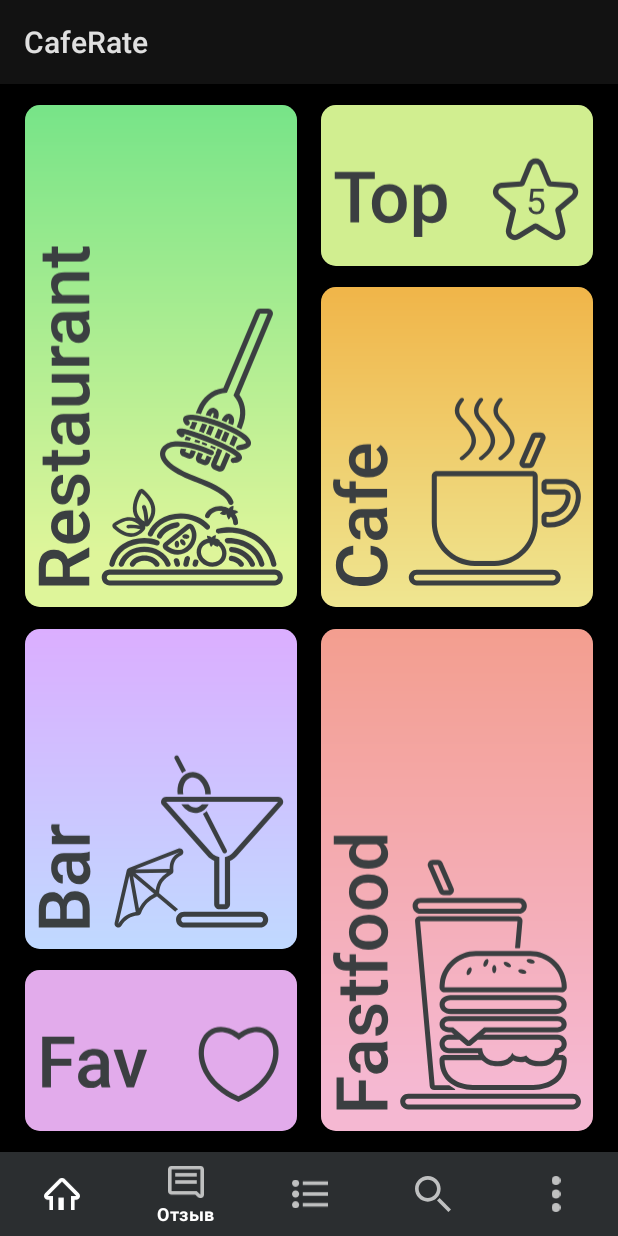
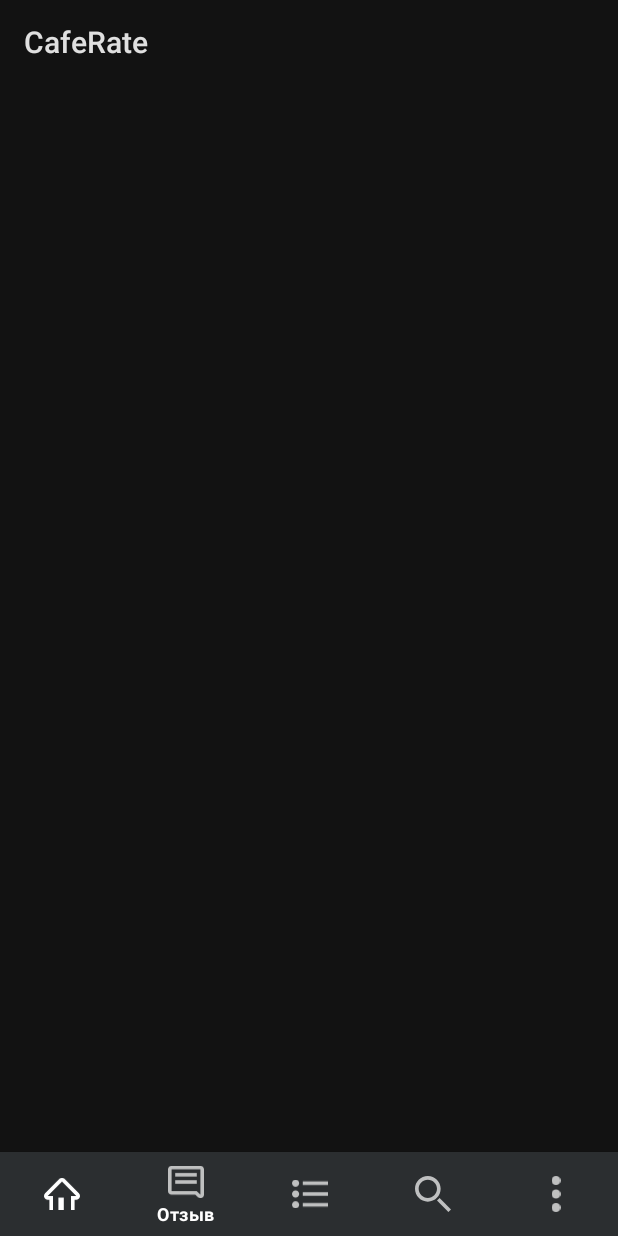
Before and after one commit to Kharin1986/CafeRatings, an Android app: the screen it shows after launch (MainActivity), item 2 of the bottom bar chosen, on a phone screen of 412 x 824 dp. Run offline under Robolectric (Android 15) with nearby library versions, the phone set to English and light mode, and no system bars; our stand-ins replace Firebase (no records; nobody signed in at launch, a user with empty details on screens opened directly), Room's generated code, RxJava, navigation-ui; libraries missing offline, so code that uses them is left out: org.osmdroid.util.

Commit message:
deleted Nav

```diff
--- a/app/src/main/java/com/gb/rating/MainActivity.kt
+++ b/app/src/main/java/com/gb/rating/MainActivity.kt
@@ -1,6 +1,8 @@
 package com.gb.rating
 
+import android.content.Context
 import android.os.Bundle
+import android.view.MenuItem
 import android.view.View
 import com.google.android.material.bottomnavigation.BottomNavigationView
 import androidx.appcompat.app.AppCompatActivity
@@ -14,11 +16,19 @@ import androidx.preference.PreferenceManager
 import com.gb.rating.models.*
 import com.gb.rating.ui.KeepStateNavigator
 import com.gb.rating.ui.ViewModelMain
+import com.gb.rating.ui.home.HomeFragment
+import kotlinx.android.synthetic.main.activity_main.*
 import org.koin.androidx.viewmodel.ext.android.viewModel
+import java.security.AccessController
 
 class MainActivity : AppCompatActivity() {
     var navController: NavController? = null
     val viewModelMain: ViewModelMain by viewModel()
+    val mKeepStateNavigator by lazy { KeepStateNavigator(this, supportFragmentManager, R.id.nav_view) }
+    private val mOnNavigationItemSelectedListener = BottomNavigationView.OnNavigationItemSelectedListener {item ->
+        mKeepStateNavigator.navigate(item.itemId)
+        true}
+
 
     override fun onCreate(savedInstanceState: Bundle?) {
         super.onCreate(savedInstanceState)
@@ -37,26 +47,48 @@ class MainActivity : AppCompatActivity() {
     }
 
     private fun initNavControllerAndActionBar() {
-        val navView: BottomNavigationView = findViewById(R.id.nav_view)
-        val navHostFragment = supportFragmentManager.findFragmentById(R.id.nav_host_fragment)!!
-//        // setup custom navigator
-        val navigator = KeepStateNavigator(this, navHostFragment.childFragmentManager, R.id.nav_host_fragment)
-        val navController = findNavController(R.id.nav_host_fragment)
-        navController.navigatorProvider += navigator
-        navController.setGraph(R.navigation.mobile_navigation)
-        //appbar and navView
-        val appBarConfiguration = AppBarConfiguration(
-            setOf(
-                R.id.navigation_home,
-                R.id.navigation_review,
-                R.id.navigation_list,
-                R.id.navigation_search,
-                R.id.navigation_settings
-            )
-        )
-        setupActionBarWithNavController(navController, appBarConfiguration)
-        navView.setupWithNavController(navController)
+//        val navView: BottomNavigationView = findViewById(R.id.nav_view)
+//        val navHostFragment = supportFragmentManager.findFragmentById(R.id.nav_host_fragment)!!
+////        // setup custom navigator
+//        val navigator = KeepStateNavigator(this, navHostFragment.childFragmentManager, R.id.nav_host_fragment)
+//        val navController = findNavController(R.id.nav_host_fragment)
+//        navController.navigatorProvider += navigator
+//        navController.setGraph(R.navigation.mobile_navigation)
+//        //appbar and navView
+//        val appBarConfiguration = AppBarConfiguration(
+//            setOf(
+//                R.id.navigation_home,
+//                R.id.navigation_review,
+//                R.id.navigation_list,
+//                R.id.navigation_search,
+//                R.id.navigation_settings
+//            )
+//        )
+//        setupActionBarWithNavController(navController, appBarConfiguration)
+//        navView.setupWithNavController(navController)
+
+//        setSupportActionBar(toolbar)
+        nav_view.setOnNavigationItemSelectedListener (mOnNavigationItemSelectedListener)
+
+
     }
+
+//    object mOnNavigationItemSelectedListener : BottomNavigationView.OnNavigationItemSelectedListener {
+//        override fun onNavigationItemSelected(item: MenuItem): Boolean {
+//            when (item.itemId){
+//                R.id.navigation_home -> {
+//                    val mFragment = HomeFragment()
+//
+//
+//                }
+//
+//
+//            }
+//
+//
+//        }
+//
+//    }
 
     override fun onBackPressed() {
         finishAndRemoveTask() //TODO - перестала работать, MainApplication не закрывается
@@ -103,12 +135,12 @@ class MainActivity : AppCompatActivity() {
 
      fun navigateToList() {
         val navController = findNavController(R.id.nav_host_fragment)
-        navController.navigate(R.id.navigation_list)
+         mKeepStateNavigator.navigate(R.id.navigation_list)
     }
 
     fun navigateToHome() {
         val navController = findNavController(R.id.nav_host_fragment)
-        navController.navigate(R.id.navigation_home)
+        mKeepStateNavigator.navigate(R.id.navigation_home)
     }
 
     override fun onStart() {
--- a/app/src/main/java/com/gb/rating/ui/KeepStateNavigator.kt
+++ b/app/src/main/java/com/gb/rating/ui/KeepStateNavigator.kt
@@ -2,26 +2,27 @@ package com.gb.rating.ui
 
 import android.content.Context
 import android.os.Bundle
+import android.view.MenuItem
 import androidx.fragment.app.FragmentManager
 import androidx.navigation.NavDestination
 import androidx.navigation.NavOptions
 import androidx.navigation.Navigator
 import androidx.navigation.fragment.FragmentNavigator
+import com.gb.rating.R
+import com.gb.rating.ui.home.HomeFragment
+import java.util.zip.Inflater
 
 @Navigator.Name("keep_state_fragment") // `keep_state_fragment` is used in navigation xml
 class KeepStateNavigator(
     private val context: Context,
     private val manager: FragmentManager, // Should pass childFragmentManager.
     private val containerId: Int
-) : FragmentNavigator(context, manager, containerId) {
+)  {
 
-    override fun navigate(
-        destination: Destination,
-        args: Bundle?,
-        navOptions: NavOptions?,
-        navigatorExtras: Navigator.Extras?
-    ): NavDestination? {
-        val tag = destination.id.toString()
+    fun navigate(
+        destination: Int
+    ): Int? {
+        val tag = destination.toString()
         val transaction = manager.beginTransaction()
 
         var initialNavigate = false
@@ -35,8 +36,13 @@ class KeepStateNavigator(
 
         var fragment = manager.findFragmentByTag(tag)
         if (fragment == null) {
-            val className = destination.className
-            fragment = manager.fragmentFactory.instantiate(context.classLoader, className)
+
+            val curClassName : String = when(destination){
+                R.id.navigation_home -> "HomeFragment"
+                else -> return null
+            }
+
+            fragment = manager.fragmentFactory.instantiate(context.classLoader, curClassName)
             transaction.add(containerId, fragment, tag)
         } else {
             //transaction.attach(fragment)
--- a/app/src/main/java/com/gb/rating/ui/review/ReviewFragment.java
+++ b/app/src/main/java/com/gb/rating/ui/review/ReviewFragment.java
@@ -11,6 +11,7 @@ import android.widget.Spinner;
 
 import androidx.fragment.app.Fragment;
 
+import com.gb.rating.MainActivity;
 import com.gb.rating.R;
 import com.google.android.material.textfield.TextInputEditText;
 
@@ -62,7 +63,8 @@ public class ReviewFragment extends Fragment {
             if (chosenCafeType != null & kitchenRat != 0 & serviceRat != 0 & ambianceRat != 0) {
                 ReviewSendDialog reviewSendDialog = new ReviewSendDialog();
                 if (getActivity() != null)
-                    reviewSendDialog.show(getActivity().getSupportFragmentManager(), "TAG");
+//                    reviewSendDialog.show(getActivity().getSupportFragmentManager(), "TAG");
+                    ((MainActivity) getActivity()).navigateToHome();
 
                 //проверка
                 System.out.println(kitchenRat + "\n" + serviceRat + "\n" + ambianceRat + "\n" + reviewTextStr + "\n" + chosenCafeType);
```
